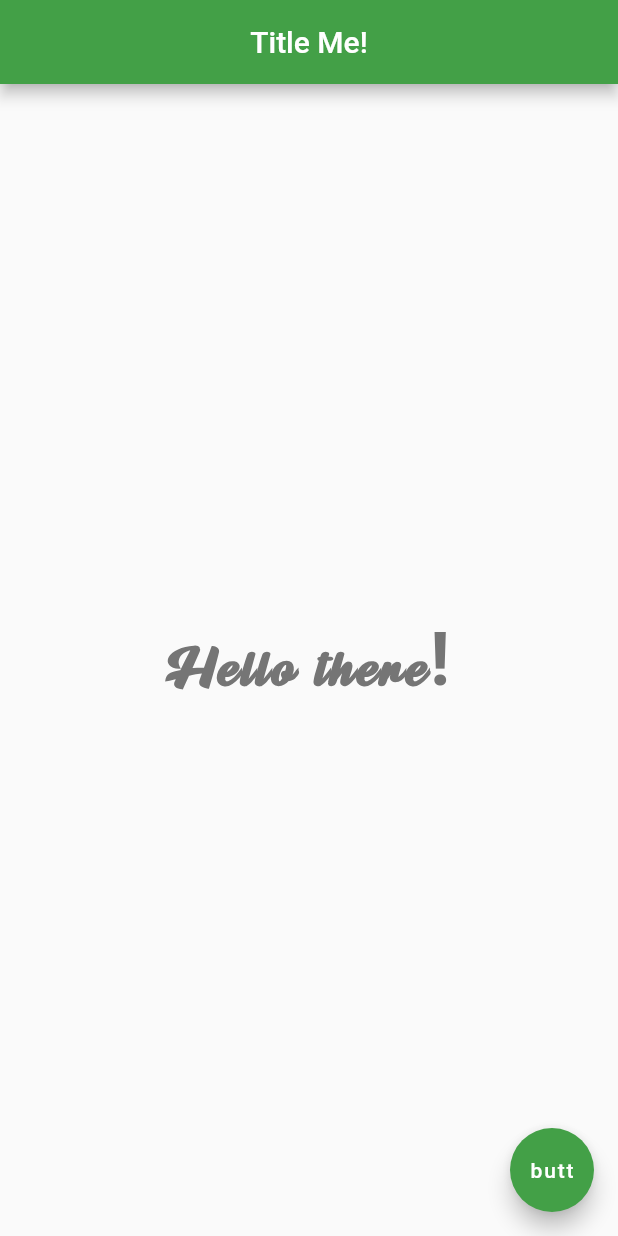
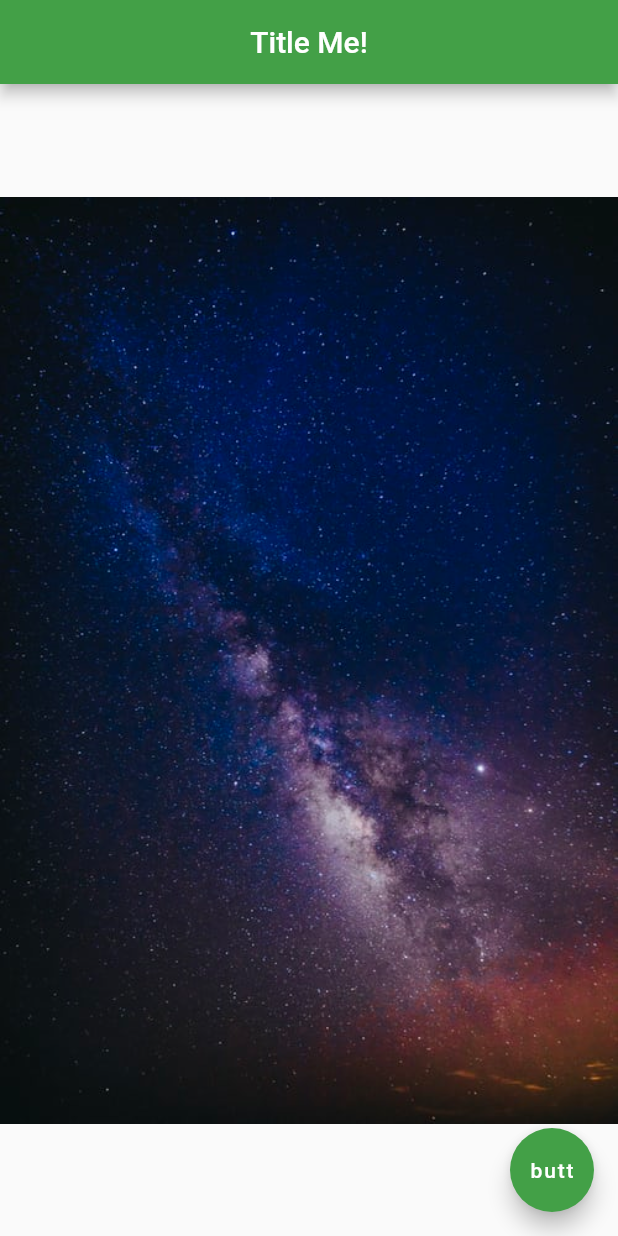
Before and after one commit to prad26/flutter_tutorial, a Flutter app: the screen it shows after launch, on a phone screen of 412 x 824 dp. Run offline on Flutter 3.47's test engine with Material 2 defaults, Android fonts, the phone set to English and light mode, and no system bars.

Commit message:
Add images

```diff
--- a/lib/main.dart
+++ b/lib/main.dart
@@ -16,16 +16,7 @@ class Home extends StatelessWidget {
         backgroundColor: Colors.green[600],
       ),
       body: Center(
-        child: Text(
-          'Hello there!',
-          style: TextStyle(
-            fontSize: 50.0,
-            fontWeight: FontWeight.bold,
-            letterSpacing: 2.0,
-            color: Colors.grey[600],
-            fontFamily: 'LemonJelly',
-          ),
-        ),
+        child: Image.asset('assets/space3.jpg'),
       ),
       floatingActionButton: FloatingActionButton(
         onPressed: () {},
--- a/pubspec.yaml
+++ b/pubspec.yaml
@@ -45,9 +45,8 @@ flutter:
   uses-material-design: true
 
   # To add assets to your application, add an assets section, like this:
-  # assets:
-  #   - images/a_dot_burr.jpeg
-  #   - images/a_dot_ham.jpeg
+  assets:
+    - assets/
 
   # An image asset can refer to one or more resolution-specific "variants", see
   # https://flutter.dev/assets-and-images/#resolution-aware.
```
Also changed, not shown: assets/space1.jpg (added), assets/space2.jpg (added), assets/space3.jpg (added).
